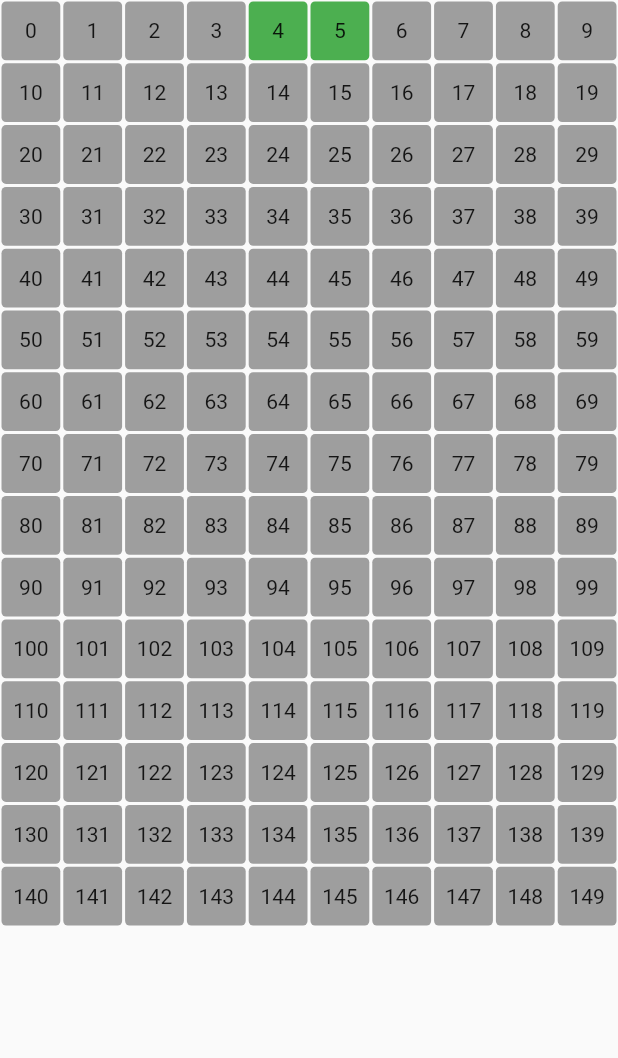
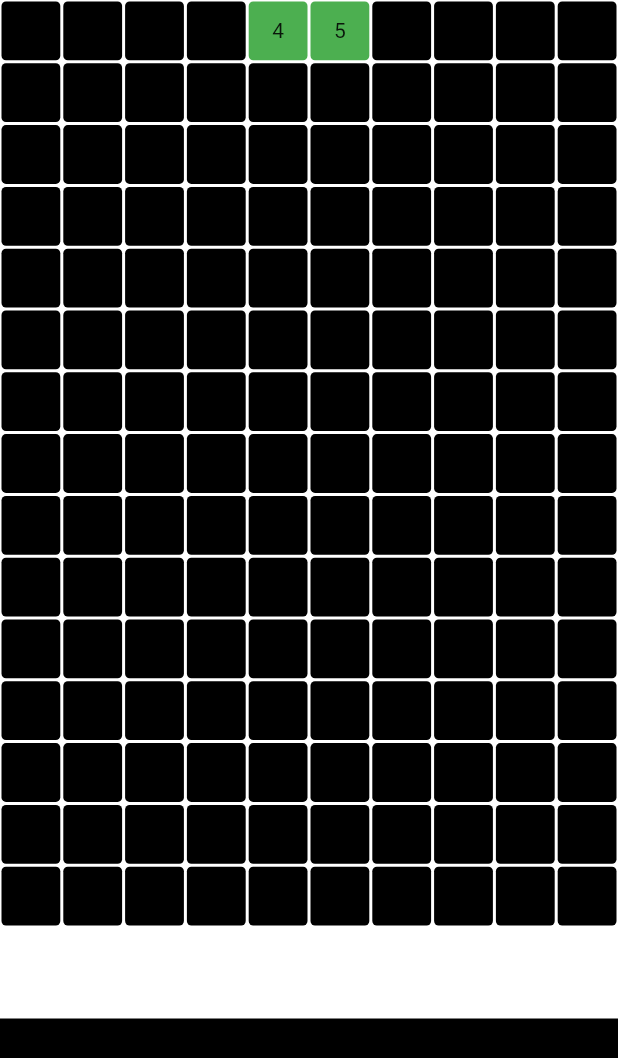
Before and after one commit to NatanRib/tetris_flutter, a Flutter app: the first screen one second after launch, on a phone screen of 412 x 824 dp. Shown: the top 1058 px of the screen. Run offline on Flutter 3.47's test engine with Material 2 defaults, Android fonts, the phone set to English and light mode, and no system bars.

Commit message:
impl board paint landed pieces

```diff
--- a/lib/engine.dart
+++ b/lib/engine.dart
@@ -25,6 +25,7 @@ class _BoardState extends State<Engine> {
   @override
   Widget build(BuildContext context) {
     return Scaffold(
+      backgroundColor: Colors.black,
       body: Board(
         piece: controller.currentPiece,
         ocupedPixels: controller.occupiedBoardPixels,
--- a/lib/utils/pixel_utils.dart
+++ /dev/null
@@ -1,7 +0,0 @@
-int getRowIndex(int index) {
-  return 1;
-}
-
-int getColumnIndex(int index) {
-  return 1;
-}
--- a/lib/widgets/board.dart
+++ b/lib/widgets/board.dart
@@ -1,6 +1,5 @@
 import 'package:flutter/material.dart';
 import 'package:tetris/pieces/piece.dart';
-import 'package:tetris/utils/pixel_utils.dart';
 import 'package:tetris/utils/size_constants.dart';
 import 'package:tetris/widgets/pixel.dart';
 
@@ -19,15 +18,20 @@ class Board extends StatelessWidget {
 
   @override
   Widget build(BuildContext context) {
-    return GridView.builder(
+    return Column(
+      children: [
+        Expanded(
+          child: Container(
+            color: Colors.white,
+            child: GridView.builder(
               itemCount: columnsLength * rowsLenght,
               physics: const NeverScrollableScrollPhysics(),
               gridDelegate: SliverGridDelegateWithFixedCrossAxisCount(
                 crossAxisCount: rowsLenght,
               ),
               itemBuilder: (context, index) {
-        int row = getRowIndex(index);
-        int column = getColumnIndex(index);
+                int row = getRowOfIndex(index);
+                int column = getColumnOfIndex(index);
 
                 if (piece.currentPixels.contains(index)) {
                   return Pixel(
@@ -42,11 +46,22 @@ class Board extends StatelessWidget {
                   );
                 } else {
                   return Pixel(
-            color: Colors.grey,
+                    color: Colors.black,
                     text: index.toString(),
                   );
                 }
               },
+            ),
+          ),
+        ),
+        //TODO: add game input controllers
+        Container(
+          height: 145,
+          child: Row(
+            children: [],
+          ),
+        )
+      ],
     );
   }
 }
```
Lines whose indentation alone changed are shown as unchanged.
